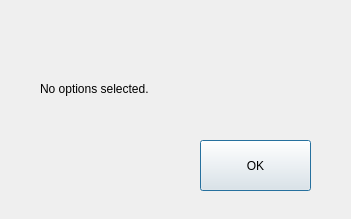
Above: guistructure/nooptionsselected.ui from mguid65/OpenSystemBench before the change. Below: the same form after it.
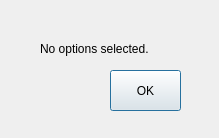
That is the form after the change.

```diff
--- a/guistructure/nooptionsselected.ui
+++ b/guistructure/nooptionsselected.ui
@@ -6,20 +6,20 @@
    <rect>
     <x>0</x>
     <y>0</y>
-    <width>351</width>
-    <height>219</height>
+    <width>219</width>
+    <height>138</height>
    </rect>
   </property>
   <property name="minimumSize">
    <size>
-    <width>351</width>
-    <height>219</height>
+    <width>219</width>
+    <height>138</height>
    </size>
   </property>
   <property name="maximumSize">
    <size>
-    <width>351</width>
-    <height>219</height>
+    <width>219</width>
+    <height>138</height>
    </size>
   </property>
   <property name="windowTitle">
@@ -29,8 +29,8 @@
    <property name="geometry">
     <rect>
      <x>40</x>
-     <y>70</y>
-     <width>281</width>
+     <y>30</y>
+     <width>141</width>
      <height>37</height>
     </rect>
    </property>
@@ -41,10 +41,10 @@
   <widget class="QPushButton" name="pushButton">
    <property name="geometry">
     <rect>
-     <x>200</x>
-     <y>140</y>
-     <width>111</width>
-     <height>51</height>
+     <x>110</x>
+     <y>70</y>
+     <width>71</width>
+     <height>41</height>
     </rect>
    </property>
    <property name="text">
```
